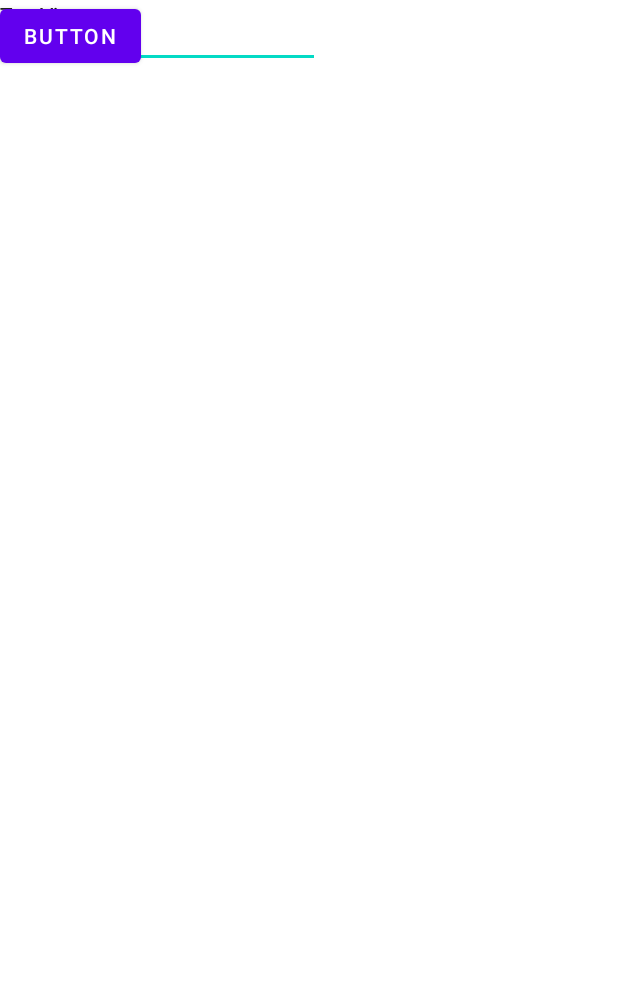
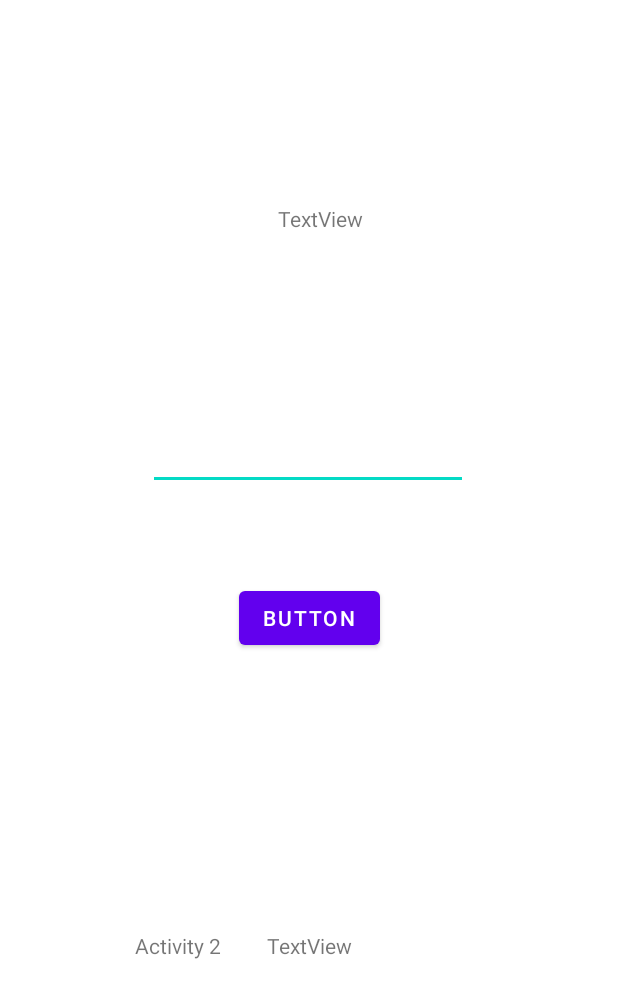
Before and after one commit to DimaX456/Multi111, an Android app: the layout activity_page_two.xml on its own in the app's theme, with its tools: preview values and no code run, on a phone screen of 412 x 824 dp. Shown: the top 998 px of the screen. Run offline under Robolectric (Android 15) with nearby library versions, the phone set to English and light mode, and no system bars.

Commit message:
Initial commit

```diff
--- a/app/build.gradle
+++ b/app/build.gradle
@@ -37,9 +37,9 @@ android {
 
 dependencies {
 
-    implementation 'androidx.core:core-ktx:1.9.0'
+    implementation 'androidx.core:core-ktx:1.10.1'
     implementation 'androidx.appcompat:appcompat:1.6.1'
-    implementation 'com.google.android.material:material:1.8.0'
+    implementation 'com.google.android.material:material:1.9.0'
     implementation 'androidx.constraintlayout:constraintlayout:2.1.4'
     testImplementation 'junit:junit:4.13.2'
     androidTestImplementation 'androidx.test.ext:junit:1.1.5'
--- a/app/src/main/java/com/example/multi1/PageTwo.kt
+++ b/app/src/main/java/com/example/multi1/PageTwo.kt
@@ -1,5 +1,6 @@
 package com.example.multi1
 
+import android.content.Intent
 import androidx.appcompat.app.AppCompatActivity
 import android.os.Bundle
 import android.view.View
@@ -8,7 +9,7 @@ import com.example.multi1.databinding.ActivityPageTwoBinding
 class PageTwo : AppCompatActivity() {
     private lateinit var binding: ActivityPageTwoBinding
 
-    lateinit var binding: ActivityPageTwoBinding
+
 
     override fun onCreate(savedInstanceState: Bundle?) {
         super.onCreate(savedInstanceState)
--- a/app/src/main/res/layout/activity_page_two.xml
+++ b/app/src/main/res/layout/activity_page_two.xml
@@ -10,40 +10,58 @@
         android:id="@+id/dataOne"
         android:layout_width="wrap_content"
         android:layout_height="wrap_content"
+        android:layout_marginStart="101dp"
+        android:layout_marginTop="220dp"
+        android:layout_marginEnd="100dp"
         android:ems="10"
         android:inputType="date"
-        tools:layout_editor_absoluteX="101dp"
-        tools:layout_editor_absoluteY="236dp" />
+        app:layout_constraintBottom_toTopOf="@+id/btnClickForOne"
+        app:layout_constraintEnd_toEndOf="parent"
+        app:layout_constraintHorizontal_bias="1.0"
+        app:layout_constraintStart_toStartOf="parent"
+        app:layout_constraintTop_toTopOf="parent" />
 
     <Button
         android:id="@+id/btnClickForOne"
         android:layout_width="wrap_content"
         android:layout_height="wrap_content"
         android:text="Button"
-        tools:layout_editor_absoluteX="158dp"
-        tools:layout_editor_absoluteY="325dp" />
+        app:layout_constraintBottom_toBottomOf="parent"
+        app:layout_constraintEnd_toEndOf="parent"
+        app:layout_constraintStart_toStartOf="parent"
+        app:layout_constraintTop_toTopOf="parent" />
 
     <TextView
         android:id="@+id/txtDataOutPageOne"
         android:layout_width="wrap_content"
         android:layout_height="wrap_content"
+        android:layout_marginEnd="170dp"
         android:text="TextView"
-        tools:layout_editor_absoluteX="178dp"
-        tools:layout_editor_absoluteY="98dp" />
+        app:layout_constraintBottom_toTopOf="@+id/dataOne"
+        app:layout_constraintEnd_toEndOf="parent"
+        app:layout_constraintHorizontal_bias="1.0"
+        app:layout_constraintStart_toStartOf="parent"
+        app:layout_constraintTop_toTopOf="parent"
+        app:layout_constraintVertical_bias="0.52" />
 
     <TextView
         android:id="@+id/textView"
         android:layout_width="wrap_content"
         android:layout_height="wrap_content"
-        android:text="TextView"
-        tools:layout_editor_absoluteX="44dp"
-        tools:layout_editor_absoluteY="461dp" />
+        android:text="Activity 2"
+        app:layout_constraintBottom_toBottomOf="parent"
+        app:layout_constraintEnd_toEndOf="parent"
+        app:layout_constraintHorizontal_bias="0.254"
+        app:layout_constraintStart_toStartOf="parent"
+        app:layout_constraintTop_toBottomOf="@+id/btnClickForOne" />
 
     <TextView
         android:id="@+id/txtTwoName"
         android:layout_width="wrap_content"
         android:layout_height="wrap_content"
         android:text="TextView"
-        tools:layout_editor_absoluteX="210dp"
-        tools:layout_editor_absoluteY="461dp" />
+        app:layout_constraintBottom_toBottomOf="parent"
+        app:layout_constraintEnd_toEndOf="parent"
+        app:layout_constraintStart_toStartOf="parent"
+        app:layout_constraintTop_toBottomOf="@+id/btnClickForOne" />
 </androidx.constraintlayout.widget.ConstraintLayout>
```
Also changed, not shown: app/src/main/res/layout/activity_main.xml (+16 -6 lines).
